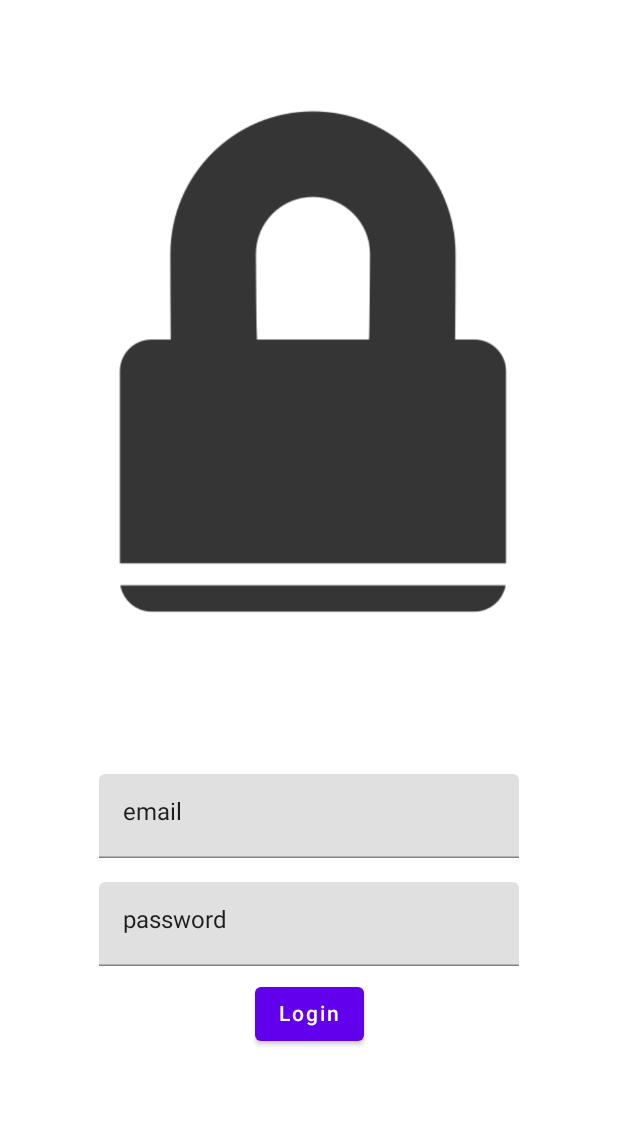
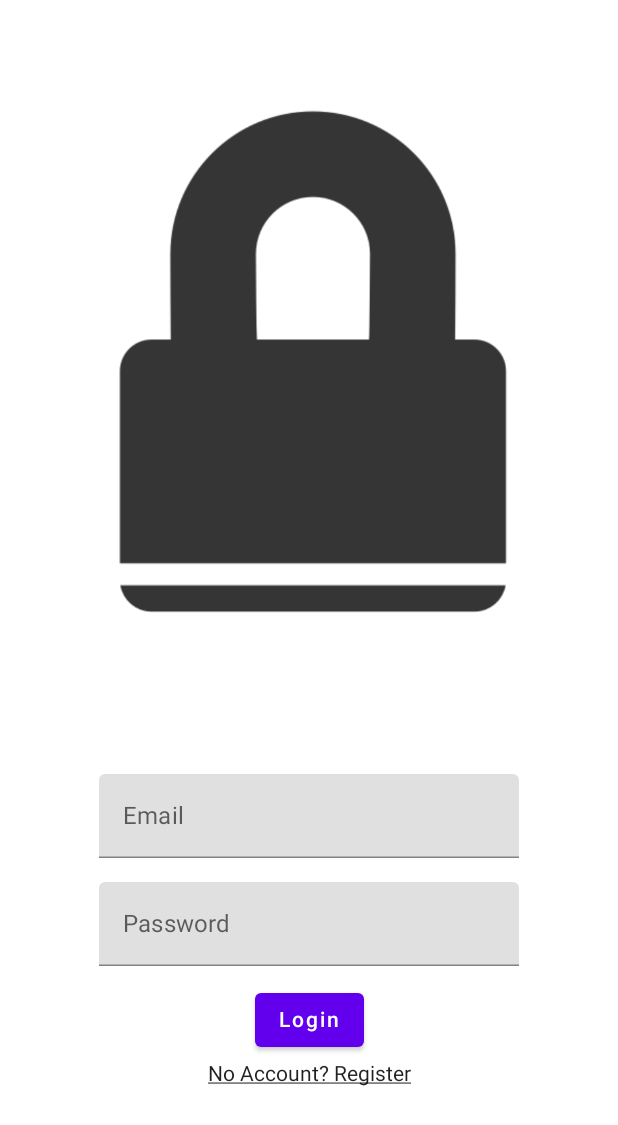
Before and after one commit to JosueMolinaMorales/password-manager-app, an Android app built with Jetpack Compose: the screen it shows after launch (MainActivity), on a phone screen of 412 x 824 dp. Shown: the top 1125 px of the screen. Run offline under Robolectric (Android 15) with nearby library versions, the phone set to English and light mode, and no system bars.

Commit message:
add a login.kt file

```diff
--- a/app/src/main/java/com/example/password_manager_app/MainActivity.kt
+++ b/app/src/main/java/com/example/password_manager_app/MainActivity.kt
@@ -3,17 +3,12 @@ package com.example.password_manager_app
 import android.os.Bundle
 import androidx.activity.ComponentActivity
 import androidx.activity.compose.setContent
-import androidx.compose.foundation.Image
-import androidx.compose.foundation.border
 import androidx.compose.foundation.layout.*
 import androidx.compose.material.*
 import androidx.compose.runtime.Composable
-import androidx.compose.ui.Alignment
 import androidx.compose.ui.Modifier
-import androidx.compose.ui.graphics.Color
-import androidx.compose.ui.res.painterResource
 import androidx.compose.ui.tooling.preview.Preview
-import androidx.compose.ui.unit.dp
+import com.example.password_manager_app.ui.LoginScreen
 import com.example.password_manager_app.ui.theme.PasswordmanagerappTheme
 
 class MainActivity : ComponentActivity() {
@@ -26,65 +21,20 @@ class MainActivity : ComponentActivity() {
                     modifier = Modifier.fillMaxSize(),
                     color = MaterialTheme.colors.background
                 ) {
-                    LoginScreen()
+                    LoginScreen(onSubmit = {})
                 }
             }
         }
     }
 }
 
-@Composable
-fun LoginScreen() {
-    Column(
-        modifier = Modifier
-            .fillMaxWidth(),
-        horizontalAlignment = Alignment.CenterHorizontally,
-    ) {
-        Row(
-            modifier = Modifier
-                .fillMaxWidth()
-                .padding(vertical = 32.dp),
-            horizontalArrangement = Arrangement.Center
-        ){
-            Image(
-                painter = painterResource(id = R.drawable.img),
-                contentDescription = ""
-            )
-        }
-        Column(
-            modifier = Modifier
-                .padding(vertical = 32.dp),
-            horizontalAlignment = Alignment.CenterHorizontally,
-            verticalArrangement = Arrangement.Center
-        ) {
-            Row(
-                modifier = Modifier
-                    .padding(8.dp)
-            ) {
-                // Email Row
-                TextField(value = "email", onValueChange = {})
-            }
-            Row(
-                modifier = Modifier
-                    .padding(8.dp)
-            ) {
-                // Password Row
-                TextField(value = "password", onValueChange = {})
-            }
-            Row {
-                Button(onClick = { /*TODO*/ }) {
-                    Text(text = "Login")
-                }
-            }
-        }
-    }
-}
+
 
 @Preview(showBackground = true)
 @Composable
 fun DefaultPreview() {
     PasswordmanagerappTheme {
-        LoginScreen()
+        LoginScreen(onSubmit = {})
     }
 }
 
--- /dev/null
+++ b/app/src/main/java/com/example/password_manager_app/ui/Login.kt
@@ -0,0 +1,87 @@
+package com.example.password_manager_app.ui
+
+import androidx.compose.foundation.Image
+import androidx.compose.foundation.clickable
+import androidx.compose.foundation.layout.*
+import androidx.compose.material.Button
+import androidx.compose.material.Text
+import androidx.compose.material.TextField
+import androidx.compose.runtime.Composable
+import androidx.compose.ui.Alignment
+import androidx.compose.ui.Modifier
+import androidx.compose.ui.res.painterResource
+import androidx.compose.ui.text.TextStyle
+import androidx.compose.ui.text.style.TextDecoration
+import androidx.compose.ui.unit.dp
+import com.example.password_manager_app.R
+
+
+/**
+ * Login Screen that lets a user log in
+ */
+@Composable
+fun LoginScreen(onSubmit: () -> Unit) {
+    Column(
+        modifier = Modifier
+            .fillMaxWidth(),
+        horizontalAlignment = Alignment.CenterHorizontally,
+    ) {
+        Row(
+            modifier = Modifier
+                .fillMaxWidth()
+                .padding(vertical = 32.dp),
+            horizontalArrangement = Arrangement.Center
+        ){
+            Image(
+                painter = painterResource(id = R.drawable.img),
+                contentDescription = ""
+            )
+        }
+        Column(
+            modifier = Modifier
+                .padding(vertical = 32.dp),
+            horizontalAlignment = Alignment.CenterHorizontally,
+            verticalArrangement = Arrangement.Center
+        ) {
+            Row(
+                modifier = Modifier
+                    .padding(8.dp)
+            ) {
+                // Email Row
+                TextField(
+                    value = "",
+                    onValueChange = {},
+                    placeholder = { Text(text = "Email") },
+                    isError = false // Will be true if the login failed
+                )
+            }
+            Row(
+                modifier = Modifier
+                    .padding(8.dp)
+            ) {
+                // Password Row
+                TextField(
+                    value = "",
+                    onValueChange = {},
+                    placeholder = { Text(text = "Password") },
+                    isError = false // Will be true if the login failed
+                )
+            }
+            Row(
+                modifier = Modifier.padding(top = 4.dp, bottom = 4.dp)
+            ) {
+                Button(onClick = onSubmit) {
+                    Text(text = "Login")
+                }
+            }
+            Row {
+                Text(
+                    text = "No Account? Register",
+                    modifier = Modifier
+                        .clickable {  },
+                    style = TextStyle(textDecoration = TextDecoration.Underline)
+                )
+            }
+        }
+    }
+}
--- a/app/src/main/res/values/colors.xml
+++ b/app/src/main/res/values/colors.xml
@@ -7,4 +7,8 @@
     <color name="teal_700">#FF018786</color>
     <color name="black">#FF000000</color>
     <color name="white">#FFFFFFFF</color>
+    <color name="light_blue_400">#FF29B6F6</color>
+    <color name="light_blue_600">#FF039BE5</color>
+    <color name="gray_400">#FFBDBDBD</color>
+    <color name="gray_600">#FF757575</color>
 </resources>
```
